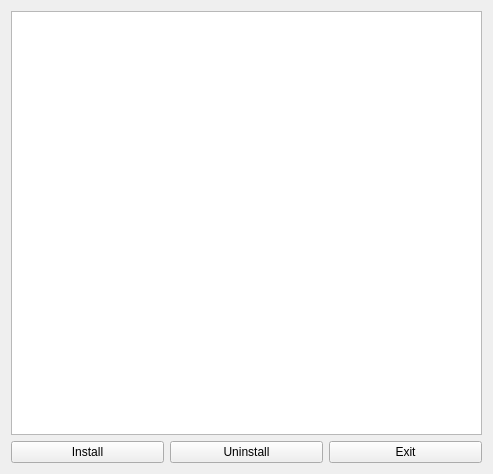
First picture: the form in interface.ui, repository mandeeps708/PluginManager, before the edit.
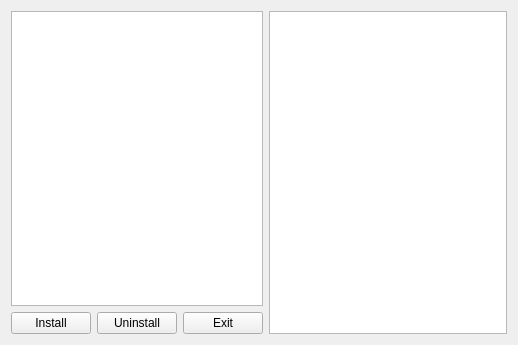
Second picture: the form after the edit.

Commit message: ui: info about plugin in gui

Patch:
```diff
--- a/interface.ui
+++ b/interface.ui
@@ -6,16 +6,23 @@
    <rect>
     <x>0</x>
     <y>0</y>
-    <width>493</width>
-    <height>474</height>
+    <width>518</width>
+    <height>345</height>
    </rect>
   </property>
   <property name="windowTitle">
    <string>Form</string>
   </property>
   <layout class="QGridLayout" name="gridLayout">
-   <item row="1" column="0">
-    <layout class="QHBoxLayout" name="buttons">
+   <item row="0" column="0">
+    <layout class="QHBoxLayout" name="horizontalLayout_2">
+     <item>
+      <layout class="QVBoxLayout" name="verticalLayout">
+       <item>
+        <widget class="QListWidget" name="pluginlist"/>
+       </item>
+       <item>
+        <layout class="QHBoxLayout" name="horizontalLayout">
      <item>
       <widget class="QPushButton" name="install_bt">
        <property name="text">
@@ -39,10 +46,10 @@
      </item>
     </layout>
    </item>
-   <item row="0" column="0">
-    <layout class="QVBoxLayout" name="vertical">
+      </layout>
+     </item>
      <item>
-      <widget class="QListWidget" name="pluginlist"/>
+      <widget class="QTextBrowser" name="textview"/>
      </item>
     </layout>
    </item>
```
Lines whose indentation alone changed are shown as unchanged. The commit also changes 2 other files.
